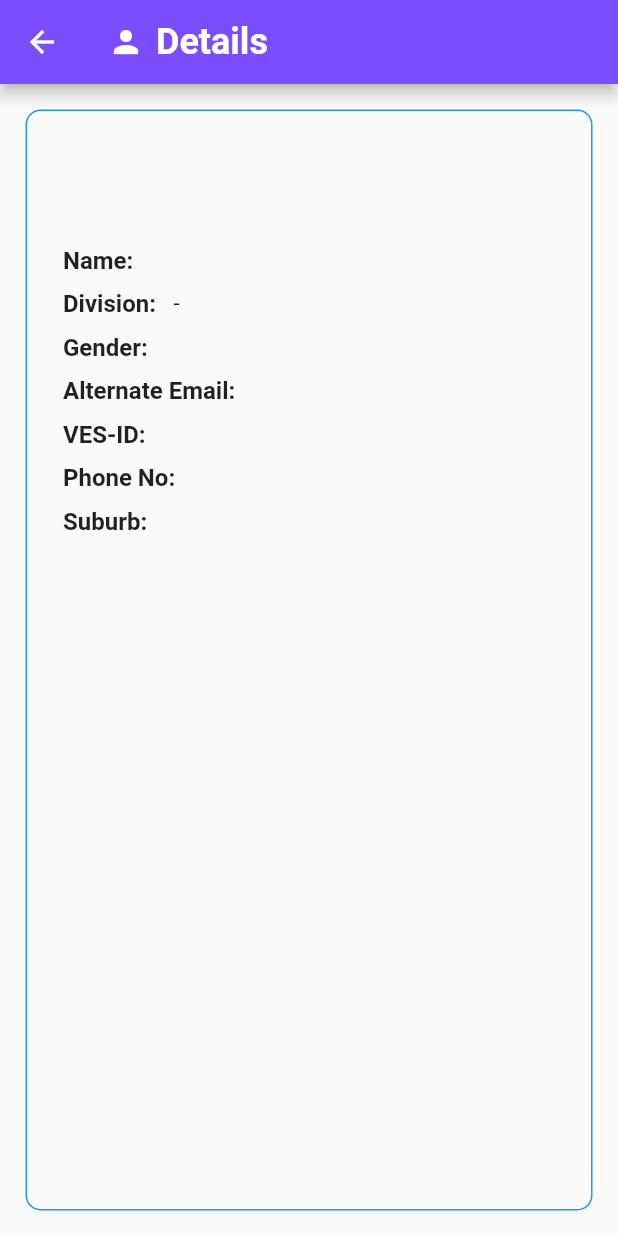
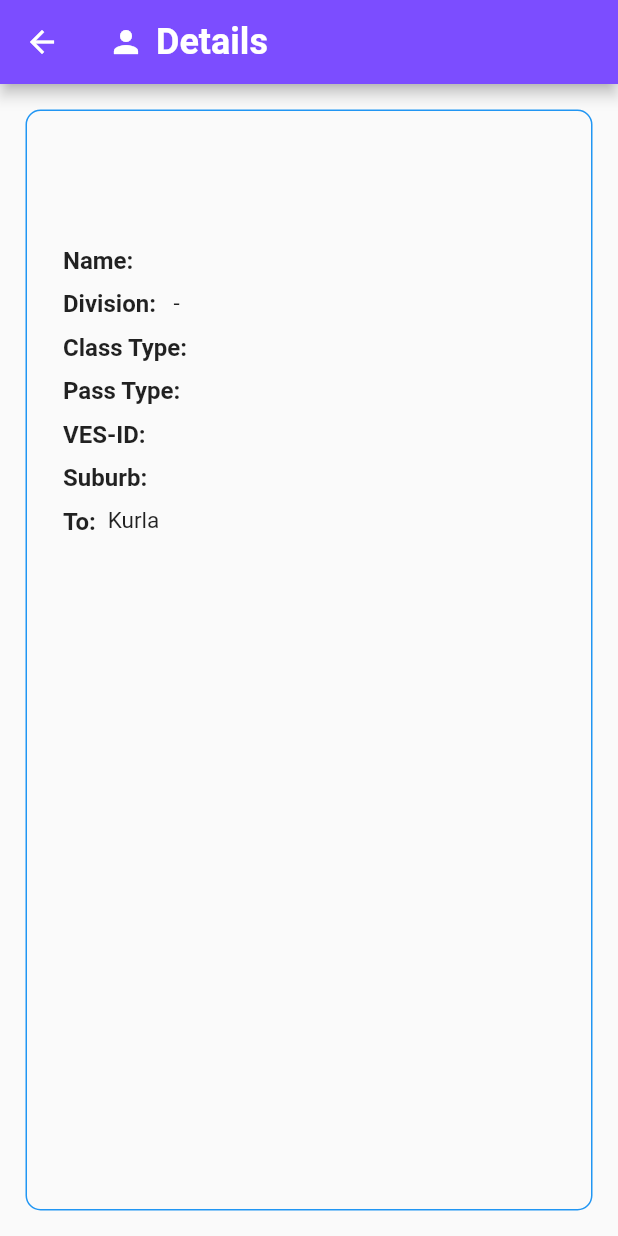
Before and after one commit to tejasgadge2504/RAILEASE, a Flutter app: the ViewMore screen opened directly with empty values, on a phone screen of 412 x 824 dp. Run offline on Flutter 3.47's test engine with Material 3 defaults, Android fonts, the phone set to English and light mode, and no system bars; our stand-ins replace file_picker, firebase_core, firebase_database, open_file, pdf and 2 more; missing offline and left inert: dart:ffi, mailer; accounts and stored records are empty.

Commit message:
TG added

```diff
--- a/lib/Admins/viewMore.dart
+++ b/lib/Admins/viewMore.dart
@@ -93,33 +93,35 @@ class _ViewMoreState extends State<ViewMore> {
                   ],
                 ),
 
-                SizedBox(height: 10.0),
-                Row(
-                  crossAxisAlignment: CrossAxisAlignment.start,
-                  children: [
-                    Text(
-                      'Gender:',
-                      style: TextStyle(fontSize: 16.0,fontWeight: FontWeight.bold ),
-                    ),
-                    SizedBox(width: 8.0),
-                    Text(
-                      '${widget.userData['Gender']}',
-                      style: TextStyle(fontSize: 15.0),
-                    ),
-                  ],
-                ),
 
                 SizedBox(height: 10.0),
                 Row(
                   crossAxisAlignment: CrossAxisAlignment.start,
                   children: [
                     Text(
-                      'Alternate Email:',
+                      'Class Type:',
                       style: TextStyle(fontSize: 16.0,fontWeight: FontWeight.bold ),
                     ),
                     SizedBox(width: 8.0),
                     Text(
-                      '${widget.userData['Email-ID']}',
+                      '${widget.userData['Class_Type']}',
+                      style: TextStyle(fontSize: 15.0),
+                    ),
+                  ],
+                ),
+
+
+                SizedBox(height: 10.0),
+                Row(
+                  crossAxisAlignment: CrossAxisAlignment.start,
+                  children: [
+                    Text(
+                      'Pass Type:',
+                      style: TextStyle(fontSize: 16.0,fontWeight: FontWeight.bold ),
+                    ),
+                    SizedBox(width: 8.0),
+                    Text(
+                      '${widget.userData['Pass_Type']}',
                       style: TextStyle(fontSize: 15.0),
                     ),
                   ],
@@ -141,21 +143,7 @@ class _ViewMoreState extends State<ViewMore> {
                   ],
                 ),
 
-                SizedBox(height: 10.0),
-                Row(
-                  crossAxisAlignment: CrossAxisAlignment.start,
-                  children: [
-                    Text(
-                      'Phone No:',
-                      style: TextStyle(fontSize: 16.0,fontWeight: FontWeight.bold ),
-                    ),
-                    SizedBox(width: 8.0),
-                    Text(
-                      '${widget.userData['Mobile-No']}',
-                      style: TextStyle(fontSize: 15.0),
-                    ),
-                  ],
-                ),
+
 
                 SizedBox(height: 10.0),
                 Row(
@@ -170,9 +158,25 @@ class _ViewMoreState extends State<ViewMore> {
                       '${widget.userData['Address']}',
                       style: TextStyle(fontSize: 15.0),
                     ),
+
+
                   ],
                 ),
-
+                SizedBox(height: 10.0),
+                Row(
+                  crossAxisAlignment: CrossAxisAlignment.start,
+                  children: [
+                    Text(
+                      'To:',
+                      style: TextStyle(fontSize: 16.0,fontWeight: FontWeight.bold ),
+                    ),
+                    SizedBox(width: 8.0),
+                    Text(
+                      'Kurla',
+                      style: TextStyle(fontSize: 15.0),
+                    ),
+                  ],
+                ),
               ],
             ),
           ),
```
